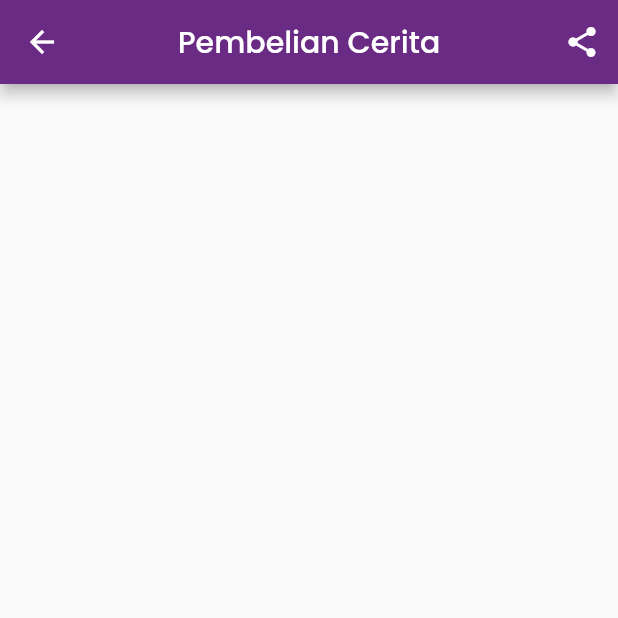
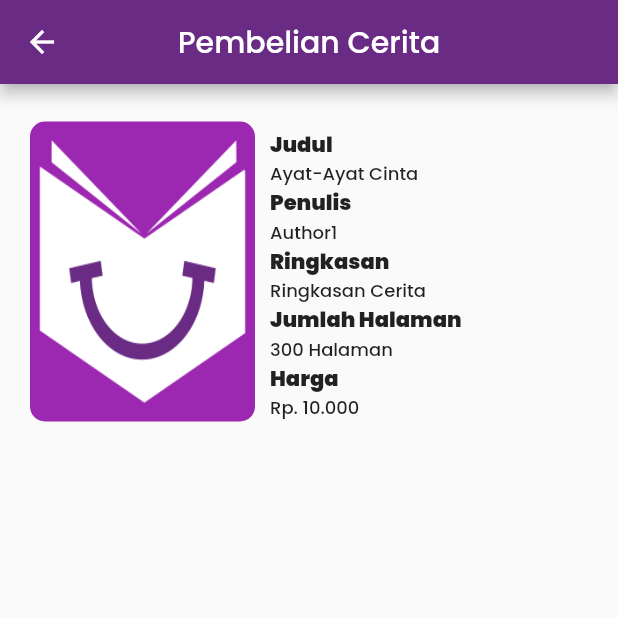
Before and after one commit to whywidodo/finalproject_pmoif20d_wahyu, a Flutter app: the PembelianCerita screen opened directly, on a phone screen of 412 x 824 dp, the top half of it. Run offline on Flutter 3.47's test engine with Material 2 defaults, Android fonts, the phone set to English and light mode, and no system bars; our stand-ins replace awesome_dialog, email_validator, image_picker, share_plus, shared_preferences; missing offline and left inert: need_resume; accounts and stored records are empty; statements that could not run were skipped.

Commit message:
Update Halaman PembelianCerita

```diff
--- a/lib/PembelianCerita.dart
+++ b/lib/PembelianCerita.dart
@@ -1,31 +1,96 @@
 import 'package:flutter/material.dart';
 
 class PembelianCerita extends StatefulWidget {
+
   const PembelianCerita({Key? key}) : super(key: key);
-
   @override
   _PembelianCeritaState createState() => _PembelianCeritaState();
 }
 
+
+
 class _PembelianCeritaState extends State<PembelianCerita> {
   @override
   Widget build(BuildContext context) {
+
     return Scaffold(
       appBar: AppBar(
         centerTitle: true,
         title: const Text(
           'Pembelian Cerita',
-            style: TextStyle(fontFamily:'PoppinsMedium'),
+          style: TextStyle(fontFamily: 'PoppinsMedium'),
         ),
         backgroundColor: const Color(0xFF6A2B84),
-          actions:[
-            IconButton(
-                icon: Icon(Icons.share),
-                onPressed: () {},
+      ),
+      body: ListView(
+        children: [
+          Container(
+            child: Row(
+              children: [
+                Container(
+                  margin: EdgeInsets.only(top: 20, left: 20),
+                  padding: const EdgeInsets.all(0),
+                  height: 200,
+                  width: 150,
+                  decoration: BoxDecoration(
+                      color: Colors.purple,
+                      borderRadius: BorderRadius.circular(10),
+                      image: const DecorationImage(
+                        fit: BoxFit.fill,
+                        image: AssetImage('assets/images/ceria256white.png'),
+                      )),
+                ),
+                Container(
+                  margin: EdgeInsets.only(left: 10, top: 30),
+                  height: 200,
+                  width: 170,
+                  child: Column(
+                    crossAxisAlignment: CrossAxisAlignment.start,
+                    children: [
+                      const Text('Judul',
+                          style: TextStyle(
+                              fontSize: 14, fontFamily: 'PoppinsBlack')),
+                      Text("Ayat-Ayat Cinta",
+                          style: const TextStyle(
+                              fontSize: 12, fontFamily: 'PoppinsMedium')),
+                      const Text('Penulis',
+                          style: TextStyle(
+                              fontSize: 14, fontFamily: 'PoppinsBlack')),
+                      Text("Author1",
+                          style: const TextStyle(
+                              fontSize: 12, fontFamily: 'PoppinsMedium')),
+                      const Text('Ringkasan',
+                          style: TextStyle(
+                              fontSize: 14, fontFamily: 'PoppinsBlack')),
+                      Text("Ringkasan Cerita",
+                          style: const TextStyle(
+                              fontSize: 12, fontFamily: 'PoppinsMedium'),
+                          textAlign: TextAlign.justify),
+                      const Text('Jumlah Halaman',
+                          style: TextStyle(
+                              fontSize: 14, fontFamily: 'PoppinsBlack')),
+                      Text("300 Halaman",
+                          style: const TextStyle(
+                              fontSize: 12, fontFamily: 'PoppinsMedium'),
+                          textAlign: TextAlign.justify),
+                      const Text('Harga',
+                          style: TextStyle(
+                              fontSize: 14, fontFamily: 'PoppinsBlack')),
+                      Text("Rp. 10.000",
+                          style: const TextStyle(
+                              fontSize: 12, fontFamily: 'PoppinsMedium'),
+                          textAlign: TextAlign.justify),
+                    ],
+                  ),
+                ),
+                Container(
+
                 )
-
-          ]
+              ],
+            ),
           )
+        ],
+      ),
     );
   }
 }
```
Also changed, not shown: pubspec.lock. Lines whose indentation alone changed are shown as unchanged.
